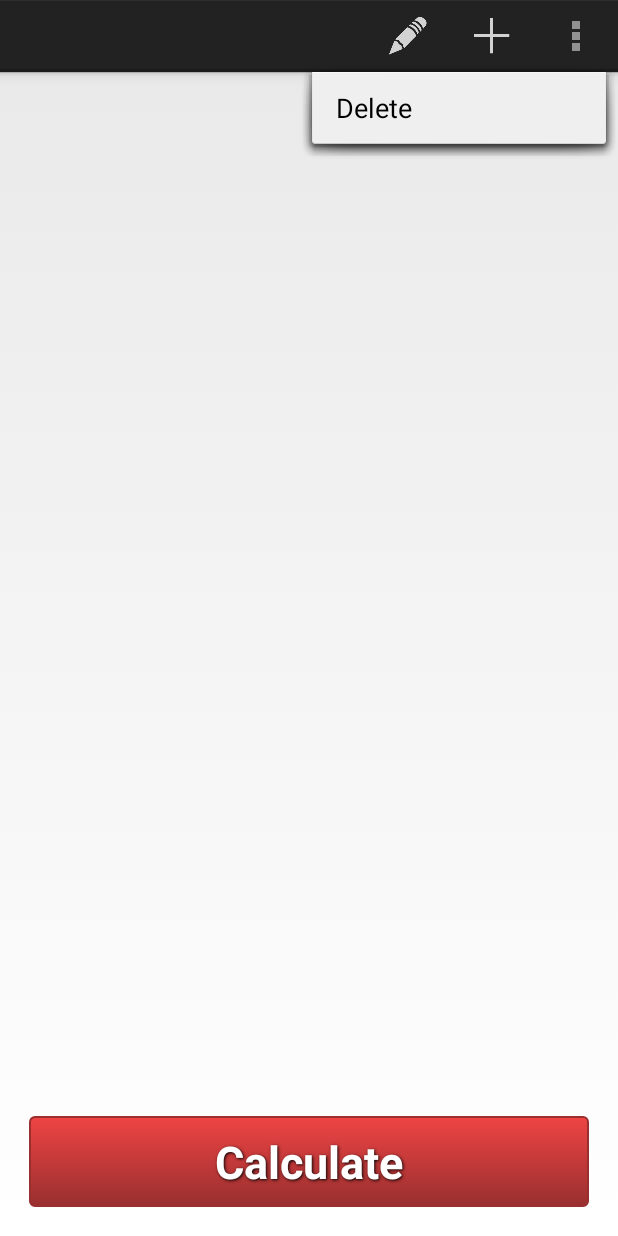
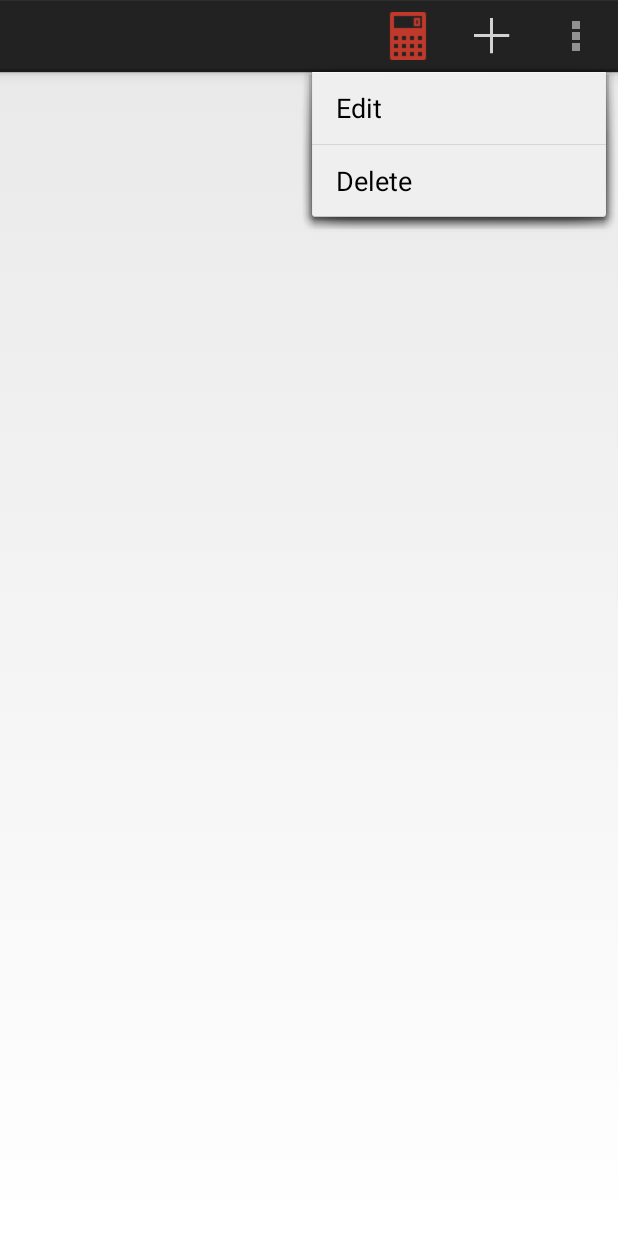
Before and after one commit to qyang-nj/ShareTally, an Android app: the RecordListActivity screen opened directly, with no data from a screen before it, with the options menu open, on a phone screen of 412 x 824 dp. Run offline under Robolectric (Android 15) with nearby library versions, the phone set to English and light mode, and no system bars.

Commit message:
Optimize GUI of RecordListActivity.

```diff
--- a/app/src/main/java/me/qingy/tallyfriend/RecordListActivity.java
+++ b/app/src/main/java/me/qingy/tallyfriend/RecordListActivity.java
@@ -1,16 +1,15 @@
 package me.qingy.tallyfriend;
 
 import android.app.Activity;
+import android.content.DialogInterface;
 import android.content.Intent;
 import android.os.Bundle;
 import android.view.Menu;
 import android.view.MenuItem;
 import android.view.View;
 import android.widget.AdapterView;
-import android.widget.Button;
 import android.widget.ListView;
 
-import com.parse.FindCallback;
 import com.parse.GetCallback;
 import com.parse.ParseException;
 
@@ -24,7 +23,7 @@ import me.qingy.tallyfriend.model.Tally;
 public class RecordListActivity extends Activity {
 
     private ListView mLvRecords;
-    private Button mBtnCalculate;
+    private Menu mOptionsMenu;
 
     private Tally mTally;
     private RecordAdapter mAdapter;
@@ -42,16 +41,6 @@ public class RecordListActivity extends Activity {
                 Intent intent = new Intent(RecordListActivity.this, RecordEditActivity.class);
                 intent.putExtra("TALLY_ID", mTally.getObjectId());
                 intent.putExtra("RECORD_ID", mRecords.get(position).getObjectId());
-                startActivity(intent);
-            }
-        });
-
-        mBtnCalculate = (Button) findViewById(R.id.calculate);
-        mBtnCalculate.setOnClickListener(new View.OnClickListener() {
-            @Override
-            public void onClick(View v) {
-                Intent intent = new Intent(RecordListActivity.this, ResultActivity.class);
-                intent.putExtra("TALLY_ID", mTally.getObjectId());
                 startActivity(intent);
             }
         });
@@ -88,6 +77,10 @@ public class RecordListActivity extends Activity {
                         mAdapter.notifyDataSetChanged();
                     }
                 }
+
+                if (mOptionsMenu != null) {
+                    mOptionsMenu.findItem(R.id.action_calculate).setVisible(mTally.hasRecord());
+                }
             }
         });
     }
@@ -95,6 +88,7 @@ public class RecordListActivity extends Activity {
     @Override
     public boolean onCreateOptionsMenu(Menu menu) {
         getMenuInflater().inflate(R.menu.record_list, menu);
+        mOptionsMenu = menu;
         return true;
     }
 
@@ -112,7 +106,19 @@ public class RecordListActivity extends Activity {
                 intent.putExtra("TALLY_ID", mTally.getObjectId());
                 startActivity(intent);
                 break;
-            case R.id.action_delete:
+            case R.id.action_delete: /* Delete the tally. */
+                new ConfirmationDialog().setArguments(getText(R.string.warning_delete_tally), new DialogInterface.OnClickListener() {
+                    @Override
+                    public void onClick(DialogInterface dialog, int which) {
+                        mTally.deleteEventually();
+                        onBackPressed();
+                    }
+                }).show(getFragmentManager(), null);
+                break;
+            case R.id.action_calculate:
+                intent = new Intent(RecordListActivity.this, ResultActivity.class);
+                intent.putExtra("TALLY_ID", mTally.getObjectId());
+                startActivity(intent);
                 break;
         }
 
--- a/app/src/main/res/layout/activity_record_list.xml
+++ b/app/src/main/res/layout/activity_record_list.xml
@@ -15,12 +15,4 @@
         android:layout_height="0dp"
         android:layout_weight="1"/>
 
-    <Button
-        style="@style/ButtonText"
-        android:id="@+id/calculate"
-        android:layout_width="match_parent"
-        android:layout_height="wrap_content"
-        android:background="@drawable/red_button"
-        android:text="@string/calculate"/>
-
 </LinearLayout>
--- a/app/src/main/res/menu/record_list.xml
+++ b/app/src/main/res/menu/record_list.xml
@@ -2,10 +2,15 @@
     xmlns:tools="http://schemas.android.com/tools"
     tools:context="me.qingy.tallyfriend.RecordListActivity">
 
+    <item android:id="@+id/action_calculate"
+        android:title="@string/calculate"
+        android:icon="@drawable/icon_calculator"
+        android:showAsAction="always" />
+
     <item
         android:id="@+id/action_edit"
         android:icon="@drawable/ic_action_edit"
-        android:showAsAction="always"
+        android:showAsAction="ifRoom"
         android:title="@string/edit" />
 
     <item
--- a/app/src/main/res/values/strings.xml
+++ b/app/src/main/res/values/strings.xml
@@ -20,6 +20,7 @@
     <string name="title_edit_friend">"Edit a Friend"</string>
 
     <string name="warning_delete_friend">"This friend will be deleted.\nHe will still appear on the tallies as a participant."</string>
+    <string name="warning_delete_tally">"The tally and all records belonging to it will be deleted."</string>
 
     <string name="app_name">TallyFriend</string>
     <string name="hello_world">Hello world!@!!!</string>
```
Also changed, not shown: app/src/main/res/drawable/icon_calculator.png (added).
